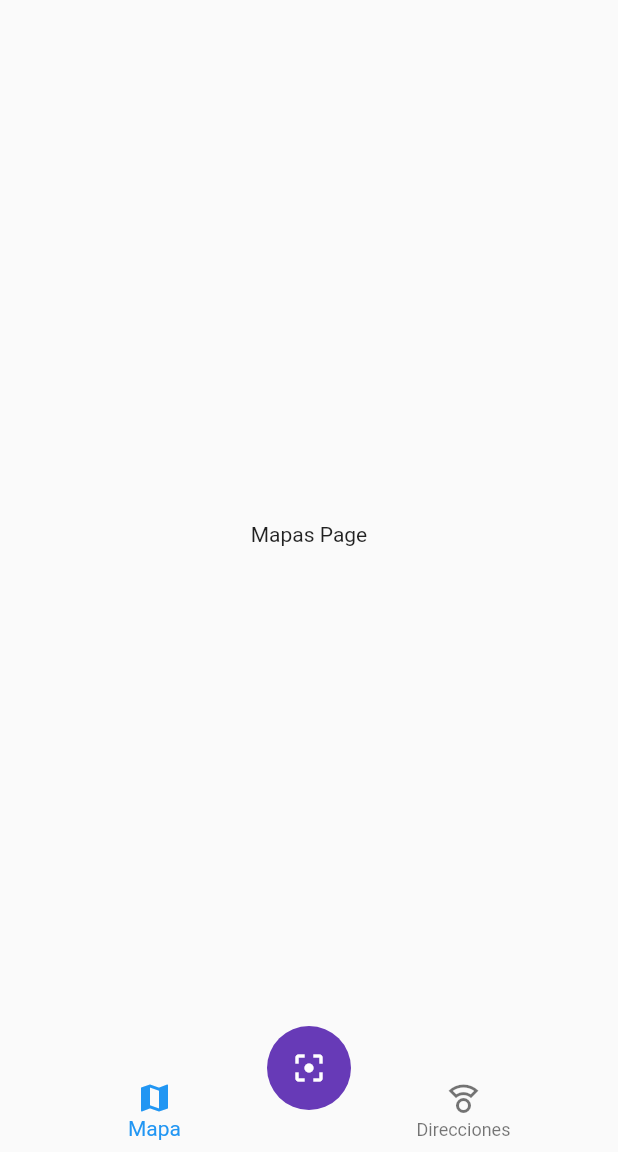
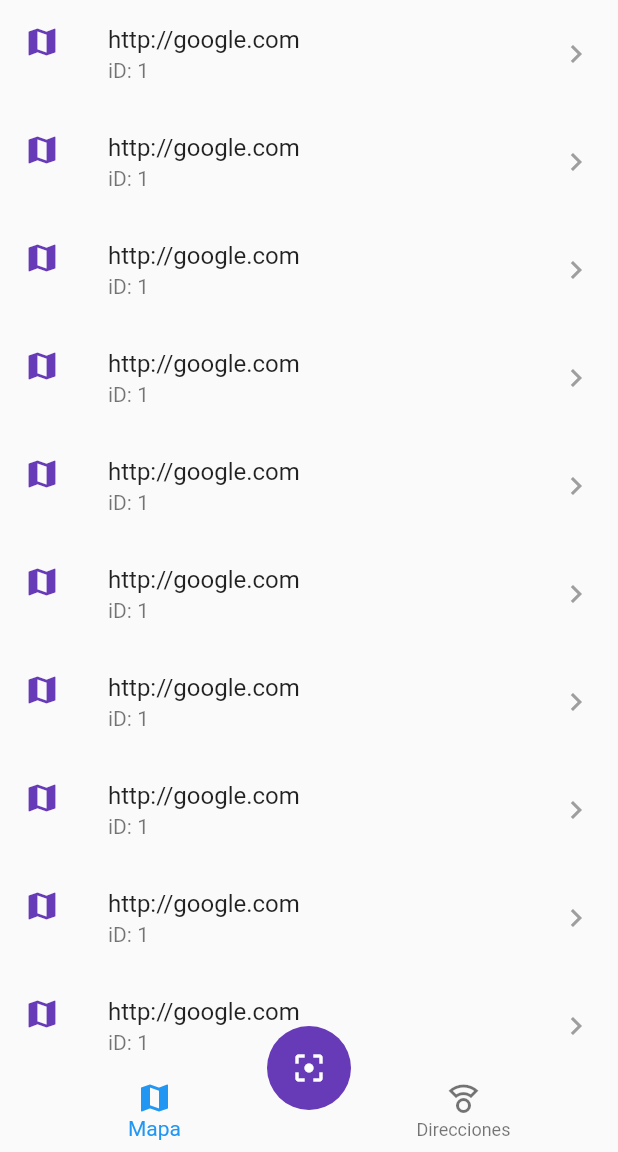
Before and after one commit to Reales09/QRScanner, a Flutter app: the screen it shows after launch, on a phone screen of 412 x 824 dp, the part 84-1236 px from its top. Run offline on Flutter 3.47's test engine with Material 2 defaults, Android fonts, the phone set to English and light mode, and no system bars; our stand-ins replace sqflite; missing offline and left inert: flutter_barcode_scanner; accounts and stored records are empty.

Commit message:
Se crea interfaz de la pantalla de mapas

```diff
--- a/lib/pages/mapas_page.dart
+++ b/lib/pages/mapas_page.dart
@@ -5,8 +5,21 @@ class MapasPage extends StatelessWidget {
 
   @override
   Widget build(BuildContext context) {
-    return Center(
-      child: Text('Mapas Page'),
+    return ListView.builder(
+      itemCount: 10,
+      itemBuilder: (_, i) => ListTile(
+        leading: Icon(
+          Icons.map,
+          color: Theme.of(context).primaryColor,
+        ),
+        title: Text('http://google.com'),
+        subtitle: Text("iD: 1"),
+        trailing: Icon(
+          Icons.keyboard_arrow_right,
+          color: Colors.grey,
+        ),
+        onTap: () => print("abrira el mapa"),
+      ),
     );
   }
 }
```
Also changed, not shown: lib/provider/scan_list_provider.dart (+24 -0 lines).
